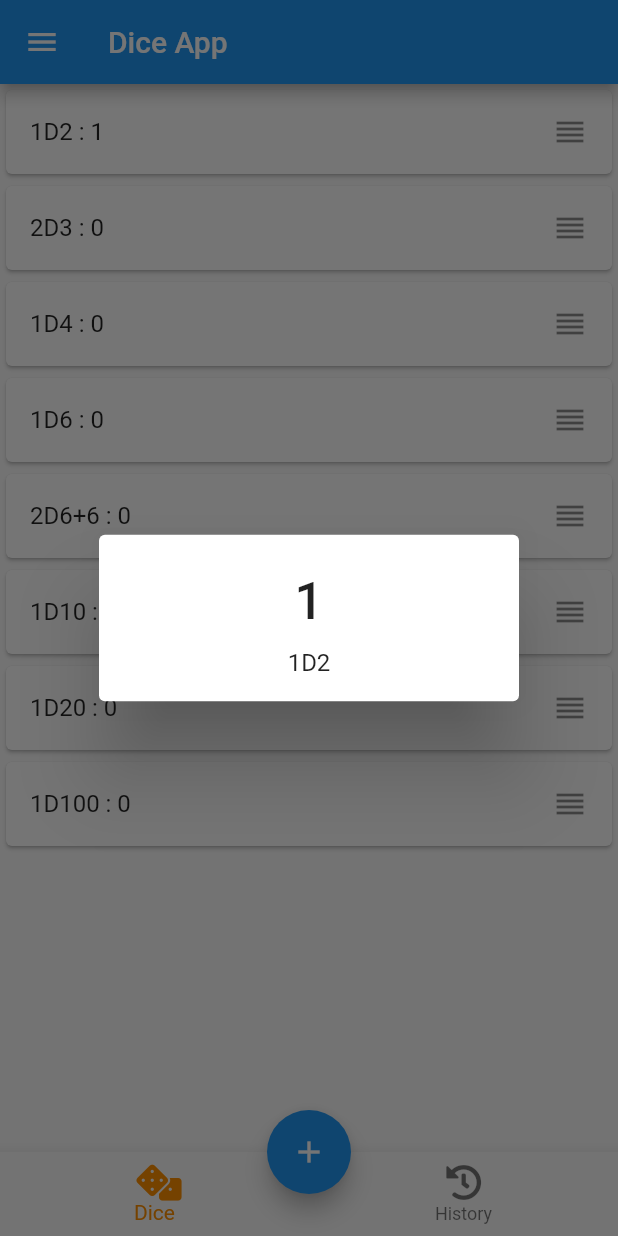
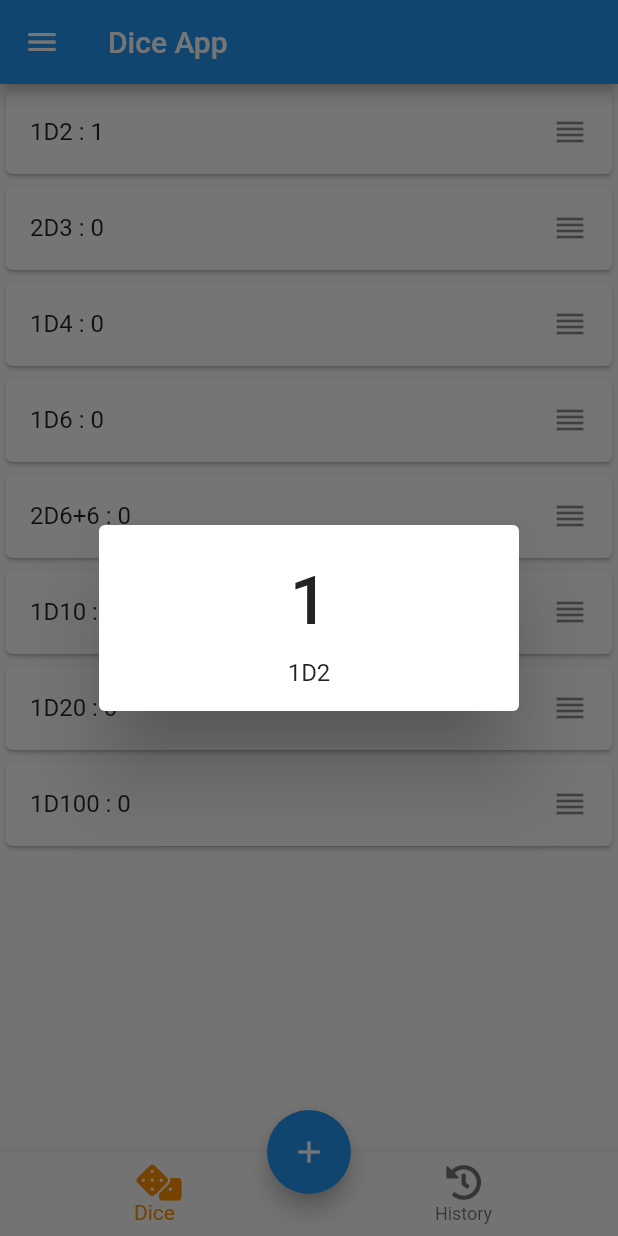
Before and after one commit to miajimyu/dice_list_view, a Flutter app: the screen it shows after launch, after a tap on an icon or button, on a phone screen of 412 x 824 dp. Run offline on Flutter 3.47's test engine with Material 2 defaults, Android fonts, the light colour scheme and no system bars; our stand-ins replace font_awesome_flutter, package_info, shared_preferences.

Commit message:
feat: text size in result dialog

```diff
--- a/lib/screen/dice_screen.dart
+++ b/lib/screen/dice_screen.dart
@@ -138,7 +138,7 @@ class DiceCard extends StatelessWidget {
                   child: Text(
                     '${item.result}',
                     style: TextStyle(
-                      fontSize: Theme.of(context).textTheme.headline4.fontSize,
+                      fontSize: Theme.of(context).textTheme.headline3.fontSize,
                     ),
                   ),
                 ),
```
